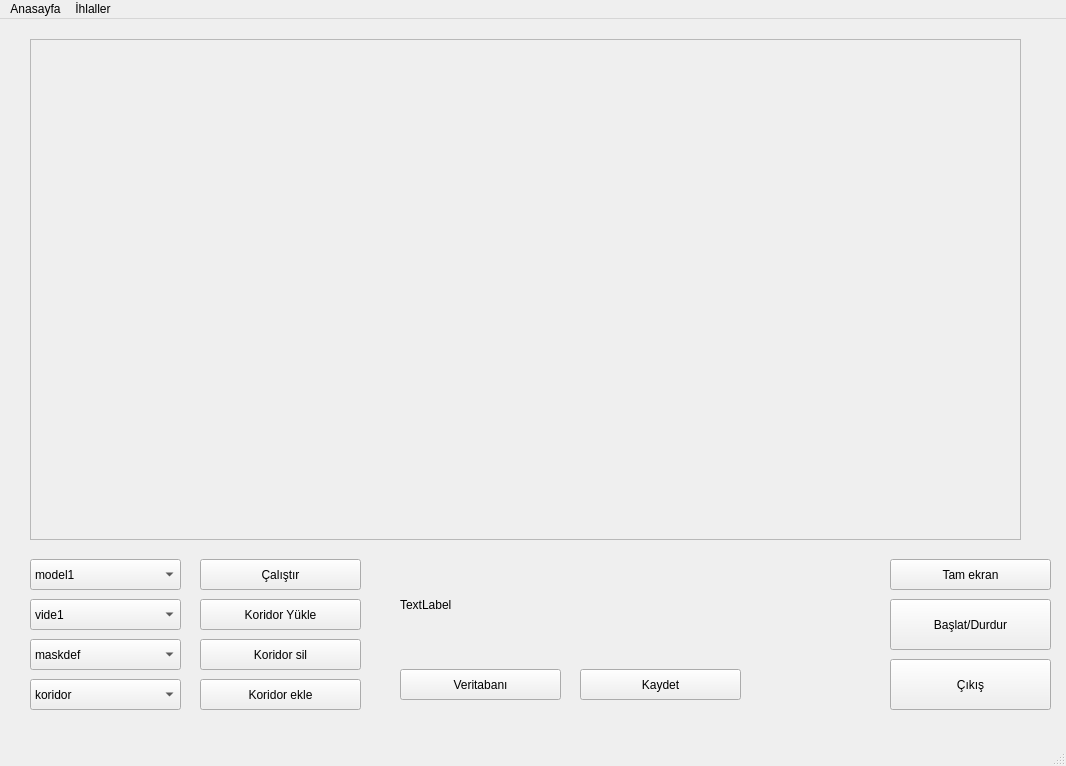
Above: gui/untitled.ui from firathdr/Serit-Kontrol before the change. Below: the same form after it.
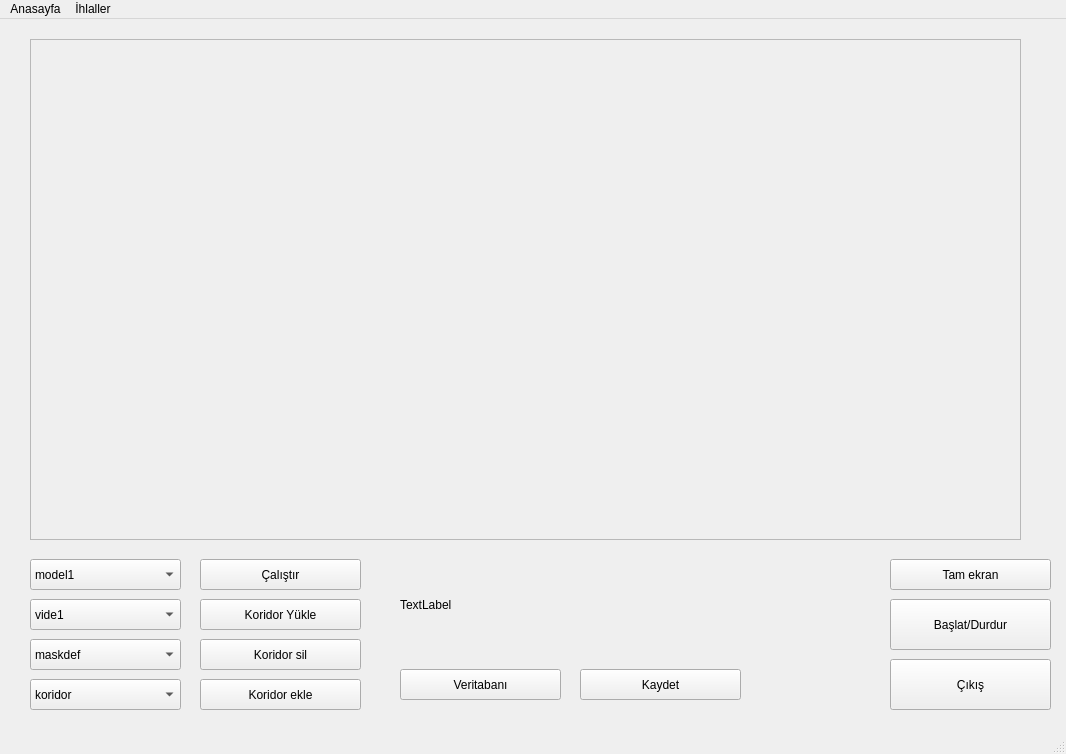
That is the form after the change.

Patch:
```diff
--- a/gui/untitled.ui
+++ b/gui/untitled.ui
@@ -7,7 +7,7 @@
     <x>0</x>
     <y>0</y>
     <width>1066</width>
-    <height>766</height>
+    <height>754</height>
    </rect>
   </property>
   <property name="mouseTracking">
```
